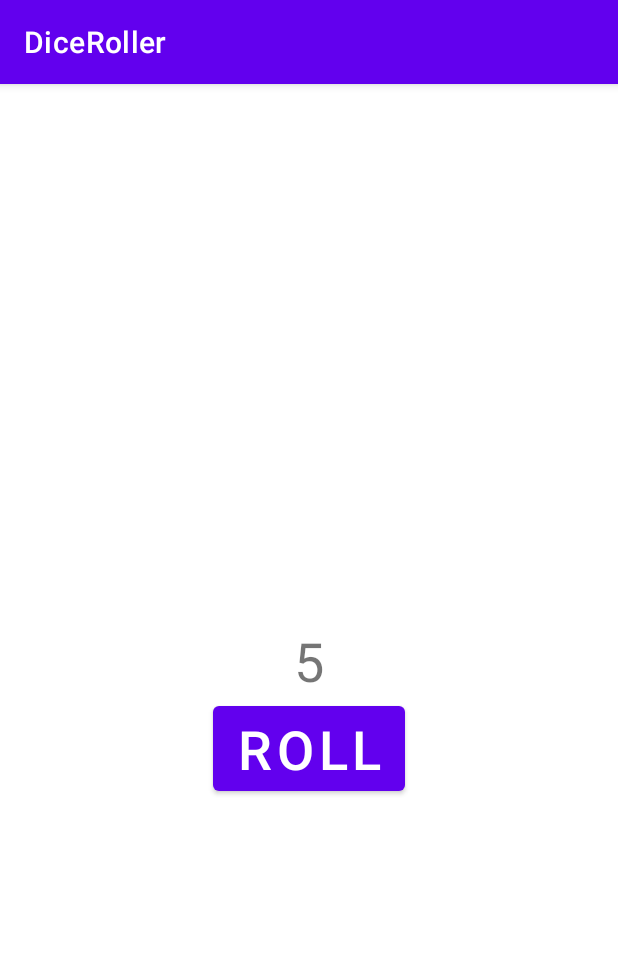
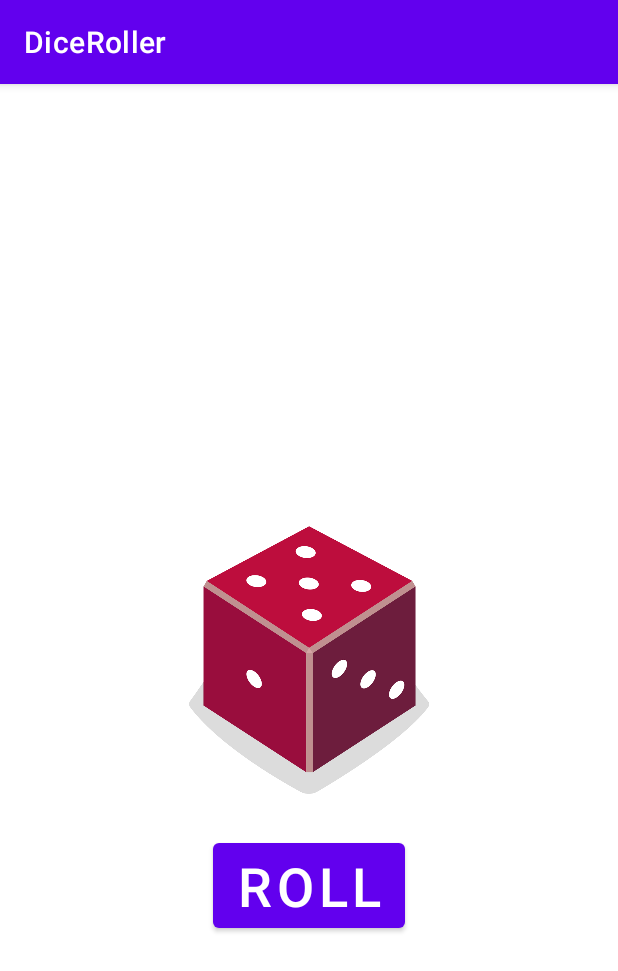
Before and after one commit to cipry13/DiceRoller, an Android app: the screen it shows after launch (MainActivity), after a tap on "ROLL", on a phone screen of 412 x 824 dp. Shown: the top 971 px of the screen. Run offline under Robolectric (Android 15) with nearby library versions, the phone set to English and light mode, and no system bars.

Commit message:
Dice image for every dice roll

```diff
--- a/app/src/main/java/com/example/diceroller/MainActivity.kt
+++ b/app/src/main/java/com/example/diceroller/MainActivity.kt
@@ -3,6 +3,7 @@ package com.example.diceroller
 import androidx.appcompat.app.AppCompatActivity
 import android.os.Bundle
 import android.widget.Button
+import android.widget.ImageView
 import android.widget.TextView
 import android.widget.Toast
 
@@ -13,16 +14,25 @@ class MainActivity : AppCompatActivity() {
 
         val rollButton: Button = findViewById(R.id.button)
 
-        rollButton.setOnClickListener {
-            rollDice()
-        }
+        rollButton.setOnClickListener { rollDice() }
+
+        rollDice()
     }
 
     private fun rollDice() {
         val dice = Dice(6)
         val diceRoll = dice.roll()
-        val resultTextView: TextView = findViewById(R.id.textView)
-        resultTextView.text = diceRoll.toString()
+        val diceImage: ImageView = findViewById(R.id.imageView)
+        val drawableResource =  when (diceRoll) {
+            1 -> R.drawable.dice_1
+            2 -> R.drawable.dice_2
+            3 -> R.drawable.dice_3
+            4 -> R.drawable.dice_4
+            5 -> R.drawable.dice_5
+            else -> R.drawable.dice_6
+        }
+        diceImage.setImageResource(drawableResource)
+        diceImage.contentDescription = diceRoll.toString()
     }
 }
 
--- a/app/src/main/res/layout/activity_main.xml
+++ b/app/src/main/res/layout/activity_main.xml
@@ -6,24 +6,26 @@
     android:layout_height="match_parent"
     tools:context=".MainActivity">
 
-    <TextView
-        android:id="@+id/textView"
-        android:layout_width="wrap_content"
-        android:layout_height="wrap_content"
-        android:textSize="36sp"
-        app:layout_constraintBottom_toBottomOf="parent"
-        app:layout_constraintLeft_toLeftOf="parent"
-        app:layout_constraintRight_toRightOf="parent"
-        app:layout_constraintTop_toTopOf="parent" />
-
     <Button
         android:id="@+id/button"
         android:layout_width="wrap_content"
         android:layout_height="wrap_content"
-        android:text="Roll"
+        android:layout_marginTop="16dp"
+        android:text="@string/roll"
         android:textSize="36sp"
         app:layout_constraintEnd_toEndOf="parent"
         app:layout_constraintStart_toStartOf="parent"
-        app:layout_constraintTop_toBottomOf="@+id/textView" />
+        app:layout_constraintTop_toBottomOf="@+id/imageView" />
+
+    <ImageView
+        android:id="@+id/imageView"
+        android:layout_width="160dp"
+        android:layout_height="200dp"
+        android:importantForAccessibility="no"
+        app:layout_constraintBottom_toBottomOf="parent"
+        app:layout_constraintEnd_toEndOf="parent"
+        app:layout_constraintStart_toStartOf="parent"
+        app:layout_constraintTop_toTopOf="parent"
+        tools:srcCompat="@drawable/dice_1" />
 
 </androidx.constraintlayout.widget.ConstraintLayout>
--- a/app/src/main/res/values/strings.xml
+++ b/app/src/main/res/values/strings.xml
@@ -1,3 +1,4 @@
 <resources>
     <string name="app_name">DiceRoller</string>
+    <string name="roll">Roll</string>
 </resources>
```
Also changed, not shown: app/src/main/res/drawable/dice_1.png (added), app/src/main/res/drawable/dice_2.png (added), app/src/main/res/drawable/dice_3.png (added), app/src/main/res/drawable/dice_4.png (added), app/src/main/res/drawable/dice_5.png (added), app/src/main/res/drawable/dice_6.png (added).
